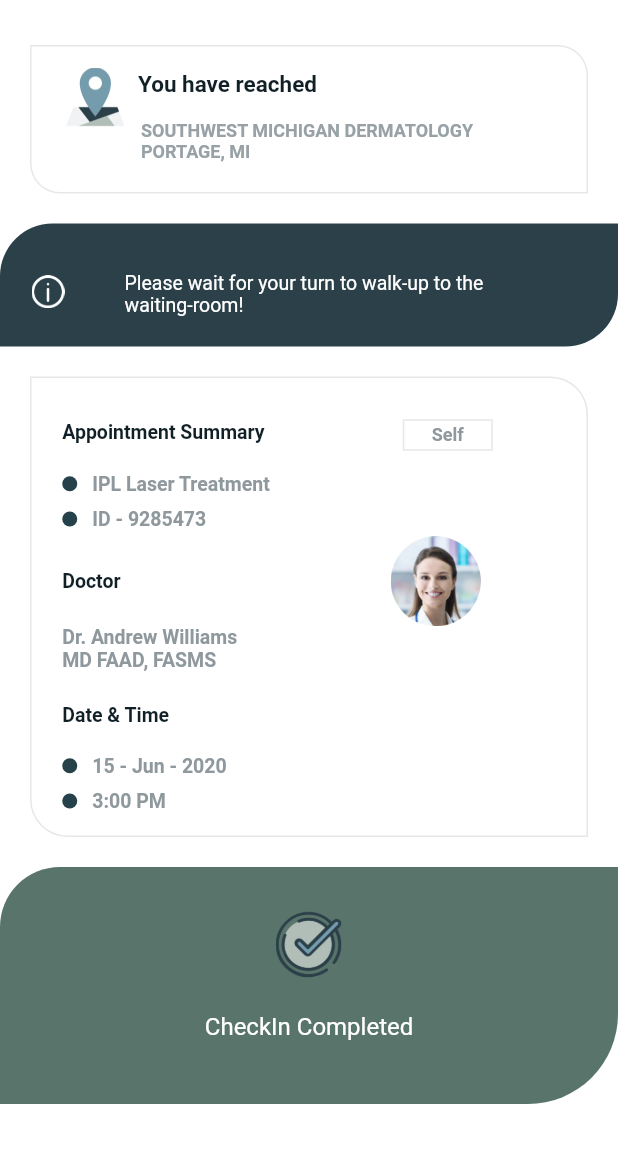
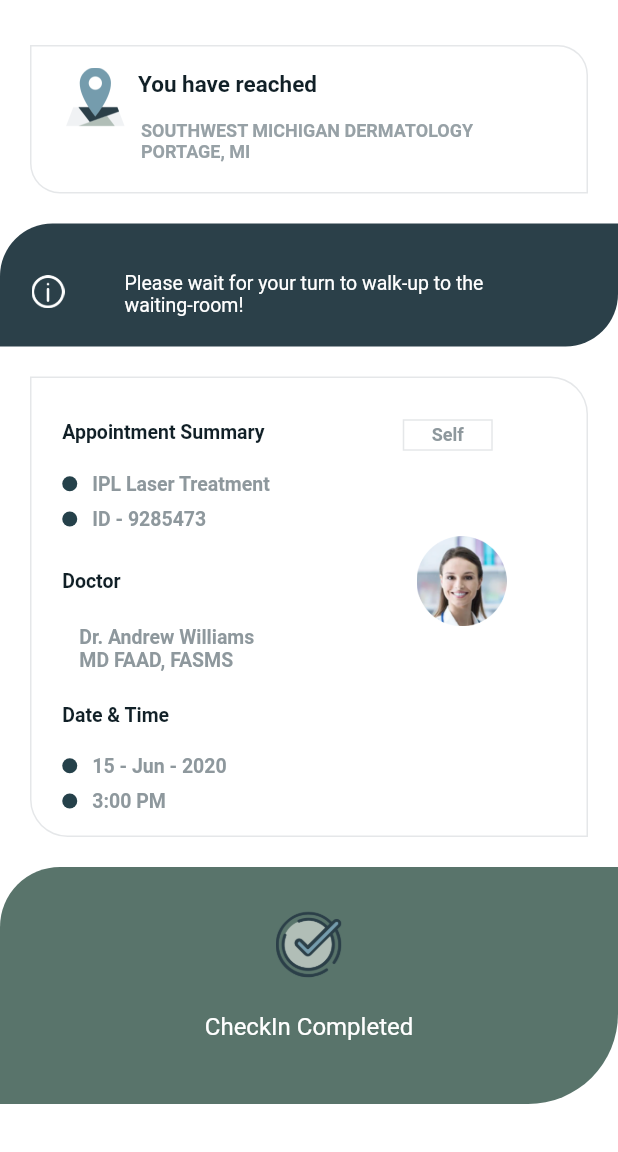
Before and after one commit to Safaanam/app_skin_mate, a Flutter app: the checkInComplete screen opened directly, on a phone screen of 412 x 824 dp, the part 84-1236 px from its top. Run offline on Flutter 3.47's test engine with Material 2 defaults, Android fonts, the phone set to English and light mode, and no system bars; our stand-ins replace flutter_secure_storage, form_field_validator, geocoding, geolocator, local_auth, shared_preferences; accounts and stored records are empty.

Commit message:
final demo done

```diff
--- a/lib/AppointmentScreens/Models/listAppointments.dart
+++ b/lib/AppointmentScreens/Models/listAppointments.dart
@@ -71,7 +71,7 @@ class _listAppointmentsState extends State<listAppointments> {
                                   color: Color(0xff25414A)
                               ),),
                               Padding(
-                                padding: EdgeInsets.only(left: MediaQuery.of(context).size.width / 3.1),
+                                padding: EdgeInsets.only(left: MediaQuery.of(context).size.width / 4.2),
                                 child: IconButton(icon: Icon(Icons.more_horiz_outlined),
                                     onPressed: () {
                                       appointmentBottomSheet(context);
--- a/lib/AppointmentScreens/appointmentCompleted.dart
+++ b/lib/AppointmentScreens/appointmentCompleted.dart
@@ -1,3 +1,4 @@
+import 'package:app_skin_mate/AppointmentScreens/Models/listAppointments.dart';
 import 'package:app_skin_mate/Screens/homePage.dart';
 import 'package:flutter/material.dart';
 
@@ -167,7 +168,7 @@ class _appoitmentCompleteState extends State<appoitmentComplete> {
                     height: 50.0,
                     child: ElevatedButton(
                       onPressed: () {
-                        Navigator.pushReplacement(context, MaterialPageRoute(builder: (_) => homePage()));
+                        Navigator.pushReplacement(context, MaterialPageRoute(builder: (_) => listAppointments()));
                       },
                       style: ElevatedButton.styleFrom(
                           primary: Color(0xff749BAD),
--- a/lib/AppointmentScreens/family_Setup_Profile/familyEditProfile.dart
+++ b/lib/AppointmentScreens/family_Setup_Profile/familyEditProfile.dart
@@ -292,7 +292,7 @@ class _familyEditState extends State<familyEdit> {
                         color: Color(0xff02122C)
                     ),),
                   Padding(
-                    padding: EdgeInsets.only(left: MediaQuery.of(context).size.width / 3.3),
+                    padding: EdgeInsets.only(left: MediaQuery.of(context).size.width / 4.2 ),
                     child: Container(
                       child:IconButton(
                           icon: Icon(Icons.my_location_sharp),
--- a/lib/AppointmentScreens/family_Setup_Profile/family_ProfileSetup.dart
+++ b/lib/AppointmentScreens/family_Setup_Profile/family_ProfileSetup.dart
@@ -313,7 +313,7 @@ class _family_SetProfileState extends State<family_SetProfile> {
                         color: Color(0xff02122C)
                     ),),
                   Padding(
-                    padding: EdgeInsets.only(left: MediaQuery.of(context).size.width / 3.3),
+                    padding: EdgeInsets.only(left: MediaQuery.of(context).size.width / 4.2),
                     child: Container(
                       child:IconButton(
                           icon: Icon(Icons.my_location_sharp),
--- a/lib/ProfileSetupScreens/SetProfile.dart
+++ b/lib/ProfileSetupScreens/SetProfile.dart
@@ -280,7 +280,7 @@ class _SetProfileState extends State<SetProfile> {
                         color: Color(0xff02122C)
                     ),),
                   Padding(
-                    padding: EdgeInsets.only(left: MediaQuery.of(context).size.width / 3.3),
+                    padding: EdgeInsets.only(left: MediaQuery.of(context).size.width / 4.2),
                     child: Container(
                       child:IconButton(
                           icon: Icon(Icons.my_location_sharp),
--- a/lib/checkIn_Screens/call_In.dart
+++ b/lib/checkIn_Screens/call_In.dart
@@ -1,3 +1,4 @@
+import 'package:app_skin_mate/AppointmentScreens/Models/listAppointments.dart';
 import 'package:app_skin_mate/Screens/homePage.dart';
 import 'package:flutter/material.dart';
 
@@ -55,7 +56,7 @@ Widget callIn(BuildContext context) {
                   child: InkWell(
                     child: GestureDetector(
                       onTap: () {
-                        Navigator.push(context, MaterialPageRoute(builder: (_) => homePage()));
+                        Navigator.push(context, MaterialPageRoute(builder: (_) => listAppointments()));
                       },
                     child: Container(
                       width: 276.0,
--- a/lib/checkIn_Screens/checkIn_Complete.dart
+++ b/lib/checkIn_Screens/checkIn_Complete.dart
@@ -235,7 +235,7 @@ class _checkInCompleteState extends State<checkInComplete> {
                                     ),)),
                             ),
                             Padding(
-                              padding: const EdgeInsets.only(left:170.0),
+                              padding: EdgeInsets.only(left:MediaQuery.of(context).size.width / 2.2),
                               child: Container(
                                 width: 68.0,
                                 height: 60.0,
@@ -245,8 +245,7 @@ class _checkInCompleteState extends State<checkInComplete> {
                             ),
                           ],
                         ),
-                        Padding(
-                          padding: const EdgeInsets.only(right:200.0),
+                        Padding(padding: EdgeInsets.only(right: MediaQuery.of(context).size.width / 2.2,left: 10),
                           child: Container(
                               width: 129.0,
                               height: 32.0,
--- a/lib/checkIn_Screens/checkIn_MainScreen.dart
+++ b/lib/checkIn_Screens/checkIn_MainScreen.dart
@@ -245,7 +245,7 @@ class _checkInMainState extends State<checkInMain> {
                                   ),
                                 ],
                               ),
-                              Padding(padding: EdgeInsets.only(right: MediaQuery.of(context).size.width / 2.2),
+                              Padding(padding: EdgeInsets.only(right: MediaQuery.of(context).size.width / 2.2, left:10),
                                   child: Container(
                                     width: 129.0,
                                     height: 32.0,
--- a/lib/homePage_profileScreens/user_EditProfile.dart
+++ b/lib/homePage_profileScreens/user_EditProfile.dart
@@ -235,7 +235,7 @@ class _user_EditProfileState extends State<user_EditProfile> {
                         color: Color(0xff02122C)
                     ),),
                   Padding(
-                    padding: EdgeInsets.only(left: MediaQuery.of(context).size.width / 3.3),
+                    padding: EdgeInsets.only(left: MediaQuery.of(context).size.width / 4.2),
                     child: Container(
                       child:IconButton(
                           icon: Icon(Icons.my_location_sharp),
--- a/lib/models/AuthProvider.dart
+++ /dev/null
@@ -1 +0,0 @@
-import 'package:flutter/material.dart';
```
